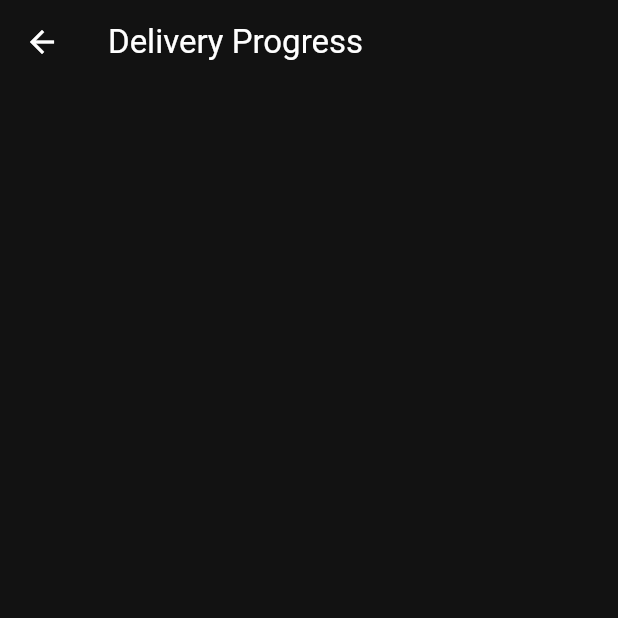
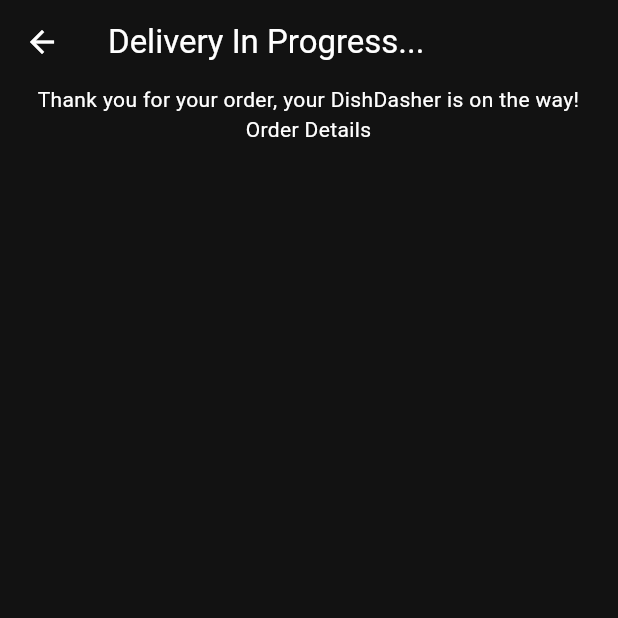
Before and after one commit to branthompson/food_delivery_app, a Flutter app: the DeliveryProgressScreen screen opened directly, on a phone screen of 412 x 824 dp, the top half of it. Run offline on Flutter 3.47's test engine with Material 3 defaults, Android fonts, the phone set to English and light mode, and no system bars; our stand-ins replace flutter_credit_card.

Commit message:
added order receipt screen and button

```diff
--- /dev/null
+++ b/food_delivery_app-BranV4/lib/components/order_receipt.dart
@@ -0,0 +1,20 @@
+import 'package:flutter/material.dart';
+
+class OrderReceipt extends StatelessWidget{
+  const OrderReceipt({super.key});
+
+  @override
+  Widget build(BuildContext context){
+    return Padding(
+      padding: const EdgeInsets.only(left:25, right:25, bottom: 25),
+      child: Column(
+        children: [
+          Text("Thank you for your order, your DishDasher is on the way!"),
+          Container(
+            child: Text("Order Details"),
+          ),
+        ],
+      ),
+    );
+  }
+}
--- a/food_delivery_app-BranV4/lib/screens/delivery_progress_screen.dart
+++ b/food_delivery_app-BranV4/lib/screens/delivery_progress_screen.dart
@@ -1,3 +1,4 @@
+import "package:dishdash/components/order_receipt.dart";
 import "package:flutter/material.dart";
 
 class DeliveryProgressScreen extends StatelessWidget{
@@ -6,7 +7,14 @@ class DeliveryProgressScreen extends StatelessWidget{
   @override
   Widget build(BuildContext context){
     return Scaffold(
-      appBar: AppBar(title: Text("Delivery Progress"),),
+      appBar: AppBar(title: Text("Delivery In Progress..."),
+      backgroundColor: Colors.transparent,
+      ),
+      body: Column(
+        children: [
+          OrderReceipt()
+        ],
+      )
     );
   }
 }
--- a/food_delivery_app-BranV4/lib/screens/payment_screen.dart
+++ b/food_delivery_app-BranV4/lib/screens/payment_screen.dart
@@ -47,13 +47,17 @@ class _PaymentScreenState extends State<PaymentScreen>{
 
             //continue paying
              TextButton(
-            onPressed: () => Navigator.push(
+            onPressed: () {
+              Navigator.pop(context);
+              Navigator.push(
               context,
               MaterialPageRoute(
                 builder: (context) => DeliveryProgressScreen(),
                 ),
+            );
+            },
+            child: const Text("Yes")
             ),
-            child: Text("Yes"))
           ],
         ),
       );
```
